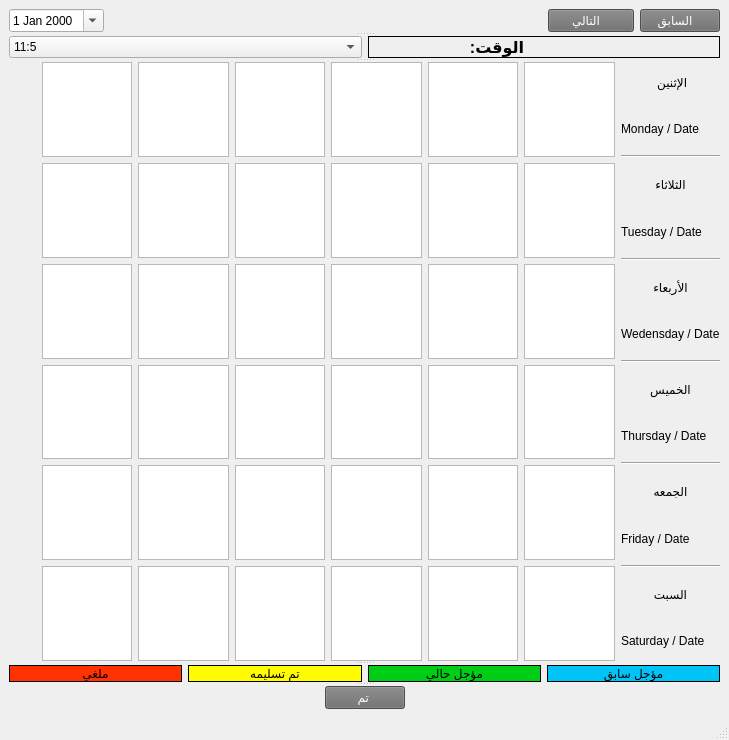
This is table.ui in xman199775/jeanscar as Qt 5 draws it before an edit. The edited form follows.
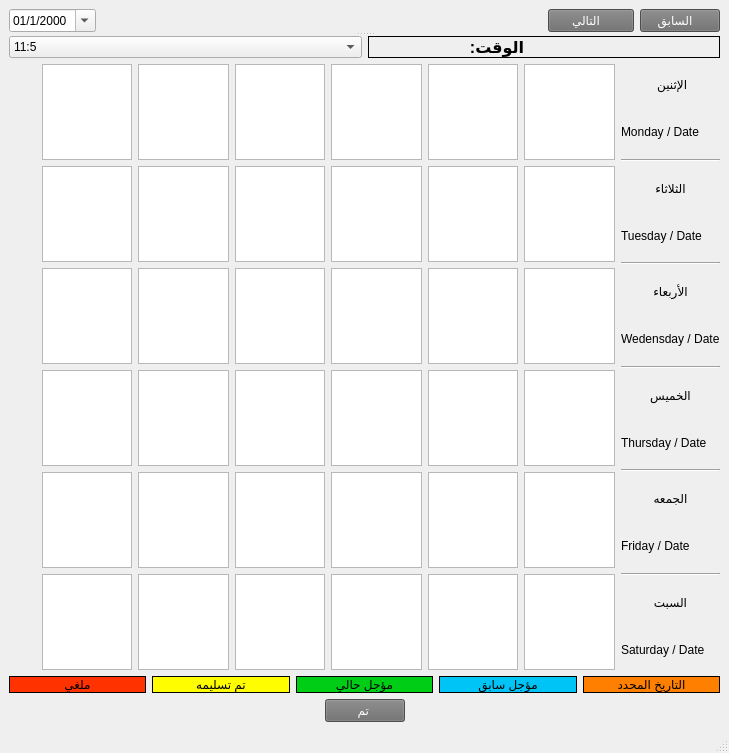
This is the edited form. Icons and pictures are not drawn.

```diff
--- a/table.ui
+++ b/table.ui
@@ -7,7 +7,7 @@
     <x>0</x>
     <y>0</y>
     <width>729</width>
-    <height>740</height>
+    <height>753</height>
    </rect>
   </property>
   <property name="windowTitle">
@@ -20,10 +20,6 @@
   <widget class="QWidget" name="centralwidget">
    <layout class="QVBoxLayout" name="verticalLayout_2">
     <item>
-     <widget class="QSplitter" name="splitter_4">
-      <property name="orientation">
-       <enum>Qt::Vertical</enum>
-      </property>
       <widget class="QSplitter" name="splitter_2">
        <property name="orientation">
         <enum>Qt::Vertical</enum>
@@ -32,6 +28,9 @@
         <layout class="QHBoxLayout" name="horizontalLayout">
          <item>
           <widget class="QDateEdit" name="change_date">
+          <property name="displayFormat">
+           <string>dd/M/yyyy</string>
+          </property>
            <property name="calendarPopup">
             <bool>true</bool>
            </property>
@@ -124,11 +123,8 @@
         </layout>
        </widget>
       </widget>
-      <widget class="QSplitter" name="splitter_3">
-       <property name="orientation">
-        <enum>Qt::Vertical</enum>
-       </property>
-       <widget class="QWidget" name="layoutWidget">
+    </item>
+    <item>
         <layout class="QHBoxLayout" name="horizontalLayout_4">
          <item>
           <layout class="QGridLayout" name="gridLayout">
@@ -567,12 +563,8 @@
           </layout>
          </item>
         </layout>
-       </widget>
-       <widget class="QSplitter" name="splitter">
-        <property name="orientation">
-         <enum>Qt::Vertical</enum>
-        </property>
-        <widget class="QWidget" name="layoutWidget">
+    </item>
+    <item>
          <layout class="QHBoxLayout" name="horizontalLayout_5">
           <item>
            <widget class="QLabel" name="label">
@@ -588,6 +580,9 @@
             <property name="alignment">
              <set>Qt::AlignCenter</set>
             </property>
+        <property name="margin">
+         <number>2</number>
+        </property>
            </widget>
           </item>
           <item>
@@ -604,6 +599,9 @@
             <property name="alignment">
              <set>Qt::AlignCenter</set>
             </property>
+        <property name="margin">
+         <number>2</number>
+        </property>
            </widget>
           </item>
           <item>
@@ -620,6 +618,9 @@
             <property name="alignment">
              <set>Qt::AlignCenter</set>
             </property>
+        <property name="margin">
+         <number>2</number>
+        </property>
            </widget>
           </item>
           <item>
@@ -637,11 +638,34 @@
             <property name="alignment">
              <set>Qt::AlignCenter</set>
             </property>
+        <property name="margin">
+         <number>2</number>
+        </property>
+       </widget>
+      </item>
+      <item>
+       <widget class="QLabel" name="label_5">
+        <property name="styleSheet">
+         <string notr="true">background-color: rgb(255, 128, 0);
+</string>
+        </property>
+        <property name="frameShape">
+         <enum>QFrame::Box</enum>
+        </property>
+        <property name="text">
+         <string>التاريخ المحدد</string>
+        </property>
+        <property name="alignment">
+         <set>Qt::AlignCenter</set>
+        </property>
+        <property name="margin">
+         <number>2</number>
+        </property>
            </widget>
           </item>
          </layout>
-        </widget>
-        <widget class="QWidget" name="layoutWidget_4">
+    </item>
+    <item>
          <layout class="QHBoxLayout" name="horizontalLayout_2">
           <item>
            <spacer name="horizontalSpacer_2">
@@ -685,10 +709,6 @@
            </spacer>
           </item>
          </layout>
-        </widget>
-       </widget>
-      </widget>
-     </widget>
     </item>
    </layout>
   </widget>
```
Left out of the diff: 362 changed lines with no effect on the pictures. Lines whose indentation alone changed are shown as unchanged.
